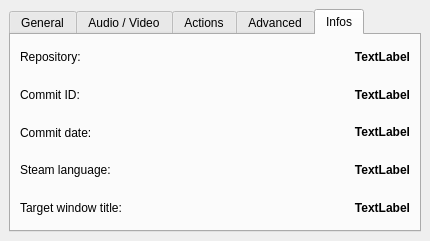
First picture: the form in src/Configurator/configurator.ui, repository Odizinne/BigPictureTV, before the edit.
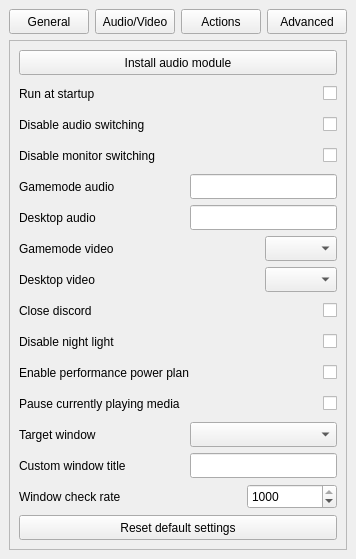
Second picture: the form after the edit. The open tabs and pages were chosen to show the change.

```diff
--- a/src/Configurator/configurator.ui
+++ b/src/Configurator/configurator.ui
@@ -6,8 +6,8 @@
    <rect>
     <x>0</x>
     <y>0</y>
-    <width>430</width>
-    <height>241</height>
+    <width>356</width>
+    <height>559</height>
    </rect>
   </property>
   <property name="sizePolicy">
@@ -18,7 +18,7 @@
   </property>
   <property name="minimumSize">
    <size>
-    <width>430</width>
+    <width>0</width>
     <height>0</height>
    </size>
   </property>
@@ -26,29 +26,427 @@
    <string>BigPictureTV - Settings</string>
   </property>
   <widget class="QWidget" name="centralwidget">
-   <layout class="QGridLayout" name="gridLayout_2" columnstretch="0">
+   <layout class="QGridLayout" name="gridLayout_2" columnstretch="0,0,0,0">
     <property name="spacing">
-     <number>12</number>
+     <number>6</number>
     </property>
-    <item row="5" column="0">
-     <widget class="QTabWidget" name="tabWidget">
-      <property name="currentIndex">
-       <number>3</number>
+    <item row="0" column="2">
+     <widget class="QPushButton" name="actionsButton">
+      <property name="minimumSize">
+       <size>
+        <width>0</width>
+        <height>25</height>
+       </size>
       </property>
-      <widget class="QWidget" name="generalTab">
-       <attribute name="title">
+      <property name="text">
+       <string>Actions</string>
+      </property>
+      <property name="checkable">
+       <bool>false</bool>
+      </property>
+     </widget>
+    </item>
+    <item row="0" column="0">
+     <widget class="QPushButton" name="generalButton">
+      <property name="minimumSize">
+       <size>
+        <width>0</width>
+        <height>25</height>
+       </size>
+      </property>
+      <property name="text">
         <string>General</string>
-       </attribute>
-       <layout class="QGridLayout" name="gridLayout_4">
+      </property>
+      <property name="checkable">
+       <bool>false</bool>
+      </property>
+      <property name="checked">
+       <bool>false</bool>
+      </property>
+     </widget>
+    </item>
+    <item row="0" column="1">
+     <widget class="QPushButton" name="avButton">
+      <property name="minimumSize">
+       <size>
+        <width>0</width>
+        <height>25</height>
+       </size>
+      </property>
+      <property name="text">
+       <string>Audio/Video</string>
+      </property>
+      <property name="checkable">
+       <bool>false</bool>
+      </property>
+     </widget>
+    </item>
+    <item row="0" column="3">
+     <widget class="QPushButton" name="advancedButton">
+      <property name="minimumSize">
+       <size>
+        <width>0</width>
+        <height>25</height>
+       </size>
+      </property>
+      <property name="text">
+       <string>Advanced</string>
+      </property>
+      <property name="checkable">
+       <bool>false</bool>
+      </property>
+     </widget>
+    </item>
+    <item row="1" column="0" colspan="4">
+     <widget class="QFrame" name="frame">
+      <property name="frameShape">
+       <enum>QFrame::Shape::StyledPanel</enum>
+      </property>
+      <property name="frameShadow">
+       <enum>QFrame::Shadow::Raised</enum>
+      </property>
+      <layout class="QGridLayout" name="gridLayout">
+       <property name="sizeConstraint">
+        <enum>QLayout::SizeConstraint::SetMinimumSize</enum>
+       </property>
+       <item row="2" column="0">
+        <widget class="QFrame" name="actionsFrame">
+         <property name="frameShape">
+          <enum>QFrame::Shape::NoFrame</enum>
+         </property>
+         <property name="frameShadow">
+          <enum>QFrame::Shadow::Raised</enum>
+         </property>
+         <layout class="QGridLayout" name="gridLayout_10">
+          <property name="leftMargin">
+           <number>0</number>
+          </property>
+          <property name="topMargin">
+           <number>0</number>
+          </property>
+          <property name="rightMargin">
+           <number>0</number>
+          </property>
+          <property name="bottomMargin">
+           <number>0</number>
+          </property>
         <property name="spacing">
-         <number>12</number>
-        </property>
-        <item row="0" column="0" colspan="3">
+           <number>6</number>
+          </property>
+          <item row="1" column="0">
+           <widget class="QLabel" name="disableNightLightLabel">
+            <property name="minimumSize">
+             <size>
+              <width>0</width>
+              <height>25</height>
+             </size>
+            </property>
+            <property name="toolTip">
+             <string>Will revert to previous night light state</string>
+            </property>
+            <property name="text">
+             <string>Disable night light</string>
+            </property>
+           </widget>
+          </item>
+          <item row="3" column="1">
+           <widget class="QCheckBox" name="pauseMediaAction">
+            <property name="minimumSize">
+             <size>
+              <width>0</width>
+              <height>25</height>
+             </size>
+            </property>
+            <property name="layoutDirection">
+             <enum>Qt::LayoutDirection::RightToLeft</enum>
+            </property>
+            <property name="text">
+             <string/>
+            </property>
+           </widget>
+          </item>
+          <item row="2" column="0">
+           <widget class="QLabel" name="gamemodePowerPlanLabel">
+            <property name="minimumSize">
+             <size>
+              <width>0</width>
+              <height>25</height>
+             </size>
+            </property>
+            <property name="toolTip">
+             <string>Will revert to previously set power plan</string>
+            </property>
+            <property name="text">
+             <string>Enable performance power plan</string>
+            </property>
+           </widget>
+          </item>
+          <item row="3" column="0">
+           <widget class="QLabel" name="label_4">
+            <property name="minimumSize">
+             <size>
+              <width>0</width>
+              <height>25</height>
+             </size>
+            </property>
+            <property name="text">
+             <string>Pause currently playing media</string>
+            </property>
+           </widget>
+          </item>
+          <item row="2" column="1">
+           <widget class="QCheckBox" name="enablePerformancePowerPlan">
+            <property name="minimumSize">
+             <size>
+              <width>0</width>
+              <height>25</height>
+             </size>
+            </property>
+            <property name="layoutDirection">
+             <enum>Qt::LayoutDirection::RightToLeft</enum>
+            </property>
+            <property name="text">
+             <string/>
+            </property>
+           </widget>
+          </item>
+          <item row="0" column="0">
+           <widget class="QLabel" name="CloseDiscordLabel">
+            <property name="minimumSize">
+             <size>
+              <width>0</width>
+              <height>25</height>
+             </size>
+            </property>
+            <property name="toolTip">
+             <string>Will reopen discord in desktop mode</string>
+            </property>
+            <property name="text">
+             <string>Close discord</string>
+            </property>
+           </widget>
+          </item>
+          <item row="1" column="1">
+           <widget class="QCheckBox" name="disableNightLightCheckBox">
+            <property name="minimumSize">
+             <size>
+              <width>0</width>
+              <height>25</height>
+             </size>
+            </property>
+            <property name="layoutDirection">
+             <enum>Qt::LayoutDirection::RightToLeft</enum>
+            </property>
+            <property name="text">
+             <string/>
+            </property>
+           </widget>
+          </item>
+          <item row="0" column="1">
+           <widget class="QCheckBox" name="closeDiscordCheckBox">
+            <property name="minimumSize">
+             <size>
+              <width>0</width>
+              <height>25</height>
+             </size>
+            </property>
+            <property name="layoutDirection">
+             <enum>Qt::LayoutDirection::RightToLeft</enum>
+            </property>
+            <property name="text">
+             <string/>
+            </property>
+           </widget>
+          </item>
+         </layout>
+        </widget>
+       </item>
+       <item row="3" column="0">
+        <widget class="QFrame" name="advancedFrame">
+         <property name="frameShape">
+          <enum>QFrame::Shape::NoFrame</enum>
+         </property>
+         <property name="frameShadow">
+          <enum>QFrame::Shadow::Raised</enum>
+         </property>
+         <layout class="QGridLayout" name="gridLayout_11">
+          <property name="leftMargin">
+           <number>0</number>
+          </property>
+          <property name="topMargin">
+           <number>0</number>
+          </property>
+          <property name="rightMargin">
+           <number>0</number>
+          </property>
+          <property name="bottomMargin">
+           <number>0</number>
+          </property>
+          <property name="spacing">
+           <number>6</number>
+          </property>
+          <item row="2" column="3">
+           <widget class="QSpinBox" name="checkrateSpinBox">
+            <property name="minimumSize">
+             <size>
+              <width>90</width>
+              <height>25</height>
+             </size>
+            </property>
+            <property name="frame">
+             <bool>true</bool>
+            </property>
+            <property name="minimum">
+             <number>100</number>
+            </property>
+            <property name="maximum">
+             <number>1000</number>
+            </property>
+            <property name="singleStep">
+             <number>100</number>
+            </property>
+            <property name="value">
+             <number>1000</number>
+            </property>
+           </widget>
+          </item>
+          <item row="3" column="0" colspan="4">
+           <widget class="QPushButton" name="resetSettingsButton">
+            <property name="minimumSize">
+             <size>
+              <width>0</width>
+              <height>25</height>
+             </size>
+            </property>
+            <property name="text">
+             <string>Reset default settings</string>
+            </property>
+           </widget>
+          </item>
+          <item row="0" column="2" colspan="2">
+           <widget class="QComboBox" name="targetWindowComboBox">
+            <property name="minimumSize">
+             <size>
+              <width>0</width>
+              <height>25</height>
+             </size>
+            </property>
+           </widget>
+          </item>
+          <item row="2" column="0">
+           <widget class="QLabel" name="checkrateLabel">
+            <property name="minimumSize">
+             <size>
+              <width>0</width>
+              <height>25</height>
+             </size>
+            </property>
+            <property name="text">
+             <string>Window check rate</string>
+            </property>
+           </widget>
+          </item>
+          <item row="0" column="0">
+           <widget class="QLabel" name="targetWindowLabel">
+            <property name="minimumSize">
+             <size>
+              <width>0</width>
+              <height>25</height>
+             </size>
+            </property>
+            <property name="text">
+             <string>Target window</string>
+            </property>
+           </widget>
+          </item>
+          <item row="1" column="0">
+           <widget class="QLabel" name="customWindowLabel">
+            <property name="minimumSize">
+             <size>
+              <width>0</width>
+              <height>25</height>
+             </size>
+            </property>
+            <property name="text">
+             <string>Custom window title</string>
+            </property>
+           </widget>
+          </item>
+          <item row="2" column="2">
+           <spacer name="horizontalSpacer">
+            <property name="minimumSize">
+             <size>
+              <width>0</width>
+              <height>25</height>
+             </size>
+            </property>
+            <property name="orientation">
+             <enum>Qt::Orientation::Horizontal</enum>
+            </property>
+            <property name="sizeHint" stdset="0">
+             <size>
+              <width>40</width>
+              <height>20</height>
+             </size>
+            </property>
+           </spacer>
+          </item>
+          <item row="1" column="2" colspan="2">
+           <widget class="QLineEdit" name="customWindowLineEdit">
+            <property name="minimumSize">
+             <size>
+              <width>0</width>
+              <height>25</height>
+             </size>
+            </property>
+           </widget>
+          </item>
+          <item row="0" column="1">
+           <spacer name="horizontalSpacer_4">
+            <property name="orientation">
+             <enum>Qt::Orientation::Horizontal</enum>
+            </property>
+            <property name="sizeHint" stdset="0">
+             <size>
+              <width>40</width>
+              <height>20</height>
+             </size>
+            </property>
+           </spacer>
+          </item>
+         </layout>
+        </widget>
+       </item>
+       <item row="0" column="0">
+        <widget class="QFrame" name="generalFrame">
+         <property name="frameShape">
+          <enum>QFrame::Shape::NoFrame</enum>
+         </property>
+         <property name="frameShadow">
+          <enum>QFrame::Shadow::Raised</enum>
+         </property>
+         <layout class="QGridLayout" name="gridLayout_6">
+          <property name="leftMargin">
+           <number>0</number>
+          </property>
+          <property name="topMargin">
+           <number>0</number>
+          </property>
+          <property name="rightMargin">
+           <number>0</number>
+          </property>
+          <property name="bottomMargin">
+           <number>0</number>
+          </property>
+          <property name="spacing">
+           <number>6</number>
+          </property>
+          <item row="0" column="0" colspan="2">
          <widget class="QPushButton" name="installAudioButton">
           <property name="minimumSize">
            <size>
             <width>0</width>
-            <height>0</height>
+              <height>25</height>
            </size>
           </property>
           <property name="text">
@@ -61,7 +459,7 @@
           <property name="minimumSize">
            <size>
             <width>0</width>
-            <height>0</height>
+              <height>25</height>
            </size>
           </property>
           <property name="text">
@@ -69,12 +467,12 @@
           </property>
          </widget>
         </item>
-        <item row="1" column="1" colspan="2">
+          <item row="1" column="1">
          <widget class="QCheckBox" name="startupCheckBox">
           <property name="minimumSize">
            <size>
             <width>0</width>
-            <height>0</height>
+              <height>25</height>
            </size>
           </property>
           <property name="layoutDirection">
@@ -90,7 +488,7 @@
           <property name="minimumSize">
            <size>
             <width>0</width>
-            <height>0</height>
+              <height>25</height>
            </size>
           </property>
           <property name="text">
@@ -98,12 +496,12 @@
           </property>
          </widget>
         </item>
-        <item row="2" column="1" colspan="2">
+          <item row="2" column="1">
          <widget class="QCheckBox" name="disableAudioCheckBox">
           <property name="minimumSize">
            <size>
             <width>0</width>
-            <height>0</height>
+              <height>25</height>
            </size>
           </property>
           <property name="layoutDirection">
@@ -119,7 +517,7 @@
           <property name="minimumSize">
            <size>
             <width>0</width>
-            <height>0</height>
+              <height>25</height>
            </size>
           </property>
           <property name="text">
@@ -127,12 +525,12 @@
           </property>
          </widget>
         </item>
-        <item row="3" column="1" colspan="2">
+          <item row="3" column="1">
          <widget class="QCheckBox" name="disableMonitorCheckBox">
           <property name="minimumSize">
            <size>
             <width>0</width>
-            <height>0</height>
+              <height>25</height>
            </size>
           </property>
           <property name="layoutDirection">
@@ -145,51 +543,38 @@
         </item>
        </layout>
       </widget>
-      <widget class="QWidget" name="audioTab">
-       <property name="font">
-        <font>
-         <bold>false</bold>
-        </font>
-       </property>
-       <attribute name="title">
-        <string>Audio / Video</string>
-       </attribute>
-       <layout class="QGridLayout" name="gridLayout_7">
+       </item>
+       <item row="1" column="0">
+        <widget class="QFrame" name="avFrame">
+         <property name="frameShape">
+          <enum>QFrame::Shape::NoFrame</enum>
+         </property>
+         <property name="frameShadow">
+          <enum>QFrame::Shadow::Raised</enum>
+         </property>
+         <layout class="QGridLayout" name="gridLayout_8">
+          <property name="leftMargin">
+           <number>0</number>
+          </property>
+          <property name="topMargin">
+           <number>0</number>
+          </property>
+          <property name="rightMargin">
+           <number>0</number>
+          </property>
+          <property name="bottomMargin">
+           <number>0</number>
+          </property>
         <property name="spacing">
-         <number>12</number>
-        </property>
-        <item row="1" column="1" colspan="2">
-         <widget class="QLineEdit" name="desktopAudioLineEdit">
-          <property name="sizePolicy">
-           <sizepolicy hsizetype="Preferred" vsizetype="Fixed">
-            <horstretch>0</horstretch>
-            <verstretch>0</verstretch>
-           </sizepolicy>
-          </property>
+           <number>6</number>
+          </property>
+          <item row="3" column="3">
+           <widget class="QComboBox" name="desktopMonitorComboBox">
           <property name="minimumSize">
            <size>
             <width>0</width>
-            <height>0</height>
-           </size>
-          </property>
-          <property name="autoFillBackground">
-           <bool>false</bool>
-          </property>
-          <property name="frame">
-           <bool>true</bool>
-          </property>
-         </widget>
-        </item>
-        <item row="2" column="0">
-         <widget class="QLabel" name="gamemodeMonitorLabel">
-          <property name="minimumSize">
-           <size>
-            <width>0</width>
-            <height>0</height>
-           </size>
-          </property>
-          <property name="text">
-           <string>Gamemode video</string>
+              <height>25</height>
+             </size>
           </property>
          </widget>
         </item>
@@ -198,7 +583,7 @@
           <property name="minimumSize">
            <size>
             <width>0</width>
-            <height>0</height>
+              <height>25</height>
            </size>
           </property>
           <property name="text">
@@ -206,57 +591,12 @@
           </property>
          </widget>
         </item>
-        <item row="3" column="0">
-         <widget class="QLabel" name="desktopMonitorLabel">
-          <property name="minimumSize">
-           <size>
-            <width>0</width>
-            <height>0</height>
-           </size>
-          </property>
-          <property name="text">
-           <string>Desktop video</string>
-          </property>
-         </widget>
-        </item>
-        <item row="3" column="2">
-         <widget class="QComboBox" name="desktopMonitorComboBox">
-          <property name="minimumSize">
-           <size>
-            <width>0</width>
-            <height>0</height>
-           </size>
-          </property>
-         </widget>
-        </item>
-        <item row="0" column="1" colspan="2">
-         <widget class="QLineEdit" name="gamemodeAudioLineEdit">
-          <property name="sizePolicy">
-           <sizepolicy hsizetype="Preferred" vsizetype="Fixed">
-            <horstretch>0</horstretch>
-            <verstretch>0</verstretch>
-           </sizepolicy>
-          </property>
-          <property name="minimumSize">
-           <size>
-            <width>0</width>
-            <height>0</height>
-           </size>
-          </property>
-          <property name="autoFillBackground">
-           <bool>false</bool>
-          </property>
-          <property name="frame">
-           <bool>true</bool>
-          </property>
-         </widget>
-        </item>
-        <item row="2" column="2">
+          <item row="2" column="3">
          <widget class="QComboBox" name="gamemodeMonitorComboBox">
           <property name="minimumSize">
            <size>
             <width>0</width>
-            <height>0</height>
+              <height>25</height>
            </size>
           </property>
           <property name="sizeAdjustPolicy">
@@ -264,12 +604,44 @@
           </property>
          </widget>
         </item>
+          <item row="2" column="2">
+           <spacer name="horizontalSpacer_2">
+            <property name="minimumSize">
+             <size>
+              <width>0</width>
+              <height>25</height>
+             </size>
+            </property>
+            <property name="orientation">
+             <enum>Qt::Orientation::Horizontal</enum>
+            </property>
+            <property name="sizeHint" stdset="0">
+             <size>
+              <width>40</width>
+              <height>20</height>
+             </size>
+            </property>
+           </spacer>
+          </item>
+          <item row="3" column="0">
+           <widget class="QLabel" name="desktopMonitorLabel">
+            <property name="minimumSize">
+             <size>
+              <width>0</width>
+              <height>25</height>
+             </size>
+            </property>
+            <property name="text">
+             <string>Desktop video</string>
+            </property>
+           </widget>
+          </item>
         <item row="1" column="0">
          <widget class="QLabel" name="desktopAudioLabel">
           <property name="minimumSize">
            <size>
             <width>0</width>
-            <height>0</height>
+              <height>25</height>
            </size>
           </property>
           <property name="text">
@@ -277,276 +649,65 @@
           </property>
          </widget>
         </item>
-        <item row="2" column="1">
-         <spacer name="horizontalSpacer_2">
-          <property name="minimumSize">
-           <size>
-            <width>0</width>
-            <height>0</height>
-           </size>
-          </property>
-          <property name="orientation">
-           <enum>Qt::Orientation::Horizontal</enum>
-          </property>
-          <property name="sizeHint" stdset="0">
-           <size>
-            <width>40</width>
-            <height>20</height>
-           </size>
-          </property>
-         </spacer>
-        </item>
-       </layout>
-      </widget>
-      <widget class="QWidget" name="actionsTab">
-       <property name="font">
-        <font>
-         <bold>false</bold>
-        </font>
-       </property>
-       <attribute name="title">
-        <string>Actions</string>
-       </attribute>
-       <layout class="QGridLayout" name="gridLayout_9">
-        <property name="spacing">
-         <number>12</number>
-        </property>
-        <item row="4" column="1">
-         <widget class="QCheckBox" name="pauseMediaAction">
+          <item row="1" column="2" colspan="2">
+           <widget class="QLineEdit" name="desktopAudioLineEdit">
+            <property name="sizePolicy">
+             <sizepolicy hsizetype="Preferred" vsizetype="Fixed">
+              <horstretch>0</horstretch>
+              <verstretch>0</verstretch>
+             </sizepolicy>
+            </property>
           <property name="minimumSize">
            <size>
             <width>0</width>
-            <height>0</height>
-           </size>
-          </property>
-          <property name="layoutDirection">
-           <enum>Qt::LayoutDirection::RightToLeft</enum>
-          </property>
-          <property name="text">
-           <string/>
+              <height>25</height>
+             </size>
+            </property>
+            <property name="autoFillBackground">
+             <bool>false</bool>
+            </property>
+            <property name="frame">
+             <bool>true</bool>
           </property>
          </widget>
         </item>
-        <item row="0" column="1">
-         <widget class="QCheckBox" name="toggleActionCheckBox">
-          <property name="minimumSize">
-           <size>
-            <width>0</width>
-            <height>0</height>
-           </size>
-          </property>
-          <property name="layoutDirection">
-           <enum>Qt::LayoutDirection::RightToLeft</enum>
-          </property>
-          <property name="text">
-           <string/>
-          </property>
-         </widget>
-        </item>
-        <item row="0" column="0">
-         <widget class="QLabel" name="label_7">
+          <item row="0" column="2" colspan="2">
+           <widget class="QLineEdit" name="gamemodeAudioLineEdit">
+            <property name="sizePolicy">
+             <sizepolicy hsizetype="Preferred" vsizetype="Fixed">
+              <horstretch>0</horstretch>
+              <verstretch>0</verstretch>
+             </sizepolicy>
+            </property>
           <property name="minimumSize">
            <size>
             <width>0</width>
-            <height>0</height>
-           </size>
-          </property>
-          <property name="font">
-           <font>
-            <bold>true</bold>
-           </font>
-          </property>
-          <property name="text">
-           <string>Select all</string>
+              <height>25</height>
+             </size>
+            </property>
+            <property name="autoFillBackground">
+             <bool>false</bool>
+            </property>
+            <property name="frame">
+             <bool>true</bool>
           </property>
          </widget>
         </item>
-        <item row="1" column="0">
-         <widget class="QLabel" name="CloseDiscordLabel">
-          <property name="minimumSize">
-           <size>
-            <width>0</width>
-            <height>0</height>
-           </size>
-          </property>
-          <property name="toolTip">
-           <string>Will reopen discord in desktop mode</string>
-          </property>
-          <property name="text">
-           <string>Close discord</string>
-          </property>
-         </widget>
-        </item>
-        <item row="3" column="0">
-         <widget class="QLabel" name="gamemodePowerPlanLabel">
-          <property name="minimumSize">
-           <size>
-            <width>0</width>
-            <height>0</height>
-           </size>
-          </property>
-          <property name="toolTip">
-           <string>Will revert to previously set power plan</string>
-          </property>
-          <property name="text">
-           <string>Enable performance power plan</string>
-          </property>
-         </widget>
-        </item>
-        <item row="3" column="1">
-         <widget class="QCheckBox" name="enablePerformancePowerPlan">
-          <property name="minimumSize">
-           <size>
-            <width>0</width>
-            <height>0</height>
-           </size>
-          </property>
-          <property name="layoutDirection">
-           <enum>Qt::LayoutDirection::RightToLeft</enum>
-          </property>
-          <property name="text">
-           <string/>
-          </property>
-         </widget>
-        </item>
-        <item row="4" column="0">
-         <widget class="QLabel" name="label_4">
-          <property name="minimumSize">
-           <size>
-            <width>0</width>
-            <height>0</height>
-           </size>
-          </property>
-          <property name="text">
-           <string>Pause currently playing media</string>
-          </property>
-         </widget>
-        </item>
-        <item row="1" column="1">
-         <widget class="QCheckBox" name="closeDiscordCheckBox">
-          <property name="minimumSize">
-           <size>
-            <width>0</width>
-            <height>0</height>
-           </size>
-          </property>
-          <property name="layoutDirection">
-           <enum>Qt::LayoutDirection::RightToLeft</enum>
-          </property>
-          <property name="text">
-           <string/>
-          </property>
-         </widget>
-        </item>
         <item row="2" column="0">
-         <widget class="QLabel" name="disableNightLightLabel">
+           <widget class="QLabel" name="gamemodeMonitorLabel">
           <property name="minimumSize">
            <size>
             <width>0</width>
-            <height>0</height>
-           </size>
-          </property>
-          <property name="toolTip">
-           <string>Will revert to previous night light state</string>
-          </property>
+              <height>25</height>
+             </size>
+            </property>
           <property name="text">
-           <string>Disable night light</string>
+             <string>Gamemode video</string>
           </property>
          </widget>
         </item>
-        <item row="2" column="1">
-         <widget class="QCheckBox" name="disableNightLightCheckBox">
-          <property name="minimumSize">
-           <size>
-            <width>0</width>
-            <height>0</height>
-           </size>
-          </property>
-          <property name="layoutDirection">
-           <enum>Qt::LayoutDirection::RightToLeft</enum>
-          </property>
-          <property name="text">
-           <string/>
-          </property>
-         </widget>
-        </item>
-       </layout>
-      </widget>
-      <widget class="QWidget" name="advancedTab">
-       <attribute name="title">
-        <string>Advanced</string>
-       </attribute>
-       <layout class="QGridLayout" name="gridLayout">
-        <property name="spacing">
-         <number>12</number>
-        </property>
-        <item row="1" column="0">
-         <widget class="QLabel" name="customWindowLabel">
-          <property name="minimumSize">
-           <size>
-            <width>0</width>
-            <height>0</height>
-           </size>
-          </property>
-          <property name="text">
-           <string>Custom window title</string>
-          </property>
-         </widget>
-        </item>
-        <item row="1" column="1" colspan="2">
-         <widget class="QLineEdit" name="customWindowLineEdit">
-          <property name="minimumSize">
-           <size>
-            <width>0</width>
-            <height>0</height>
-           </size>
-          </property>
-         </widget>
-        </item>
-        <item row="0" column="1" colspan="2">
-         <widget class="QComboBox" name="targetWindowComboBox">
-          <property name="minimumSize">
-           <size>
-            <width>0</width>
-            <height>0</height>
-           </size>
-          </property>
-         </widget>
-        </item>
-        <item row="0" column="0">
-         <widget class="QLabel" name="targetWindowLabel">
-          <property name="minimumSize">
-           <size>
-            <width>0</width>
-            <height>0</height>
-           </size>
-          </property>
-          <property name="text">
-           <string>Target window</string>
-          </property>
-         </widget>
-        </item>
-        <item row="2" column="0">
-         <widget class="QLabel" name="checkrateLabel">
-          <property name="minimumSize">
-           <size>
-            <width>0</width>
-            <height>0</height>
-           </size>
-          </property>
-          <property name="text">
-           <string>Window check rate</string>
-          </property>
-         </widget>
-        </item>
-        <item row="2" column="1">
-         <spacer name="horizontalSpacer">
-          <property name="minimumSize">
-           <size>
-            <width>0</width>
-            <height>0</height>
-           </size>
-          </property>
+          <item row="0" column="1">
+           <spacer name="horizontalSpacer_3">
           <property name="orientation">
            <enum>Qt::Orientation::Horizontal</enum>
           </property>
@@ -558,255 +719,11 @@
           </property>
          </spacer>
         </item>
-        <item row="2" column="2">
-         <widget class="QSpinBox" name="checkrateSpinBox">
-          <property name="minimumSize">
-           <size>
-            <width>90</width>
-            <height>0</height>
-           </size>
-          </property>
-          <property name="frame">
-           <bool>true</bool>
-          </property>
-          <property name="minimum">
-           <number>100</number>
-          </property>
-          <property name="maximum">
-           <number>1000</number>
-          </property>
-          <property name="singleStep">
-           <number>100</number>
-          </property>
-          <property name="value">
-           <number>1000</number>
-          </property>
-         </widget>
-        </item>
-        <item row="3" column="0" colspan="3">
-         <layout class="QGridLayout" name="gridLayout_3">
-          <property name="spacing">
-           <number>12</number>
-          </property>
-          <item row="1" column="0">
-           <widget class="QPushButton" name="resetSettingsButton">
-            <property name="minimumSize">
-             <size>
-              <width>0</width>
-              <height>0</height>
-             </size>
-            </property>
-            <property name="text">
-             <string>Reset default settings</string>
-            </property>
-           </widget>
-          </item>
          </layout>
-        </item>
-       </layout>
-      </widget>
-      <widget class="QWidget" name="infoTab">
-       <attribute name="title">
-        <string>Infos</string>
-       </attribute>
-       <layout class="QGridLayout" name="gridLayout_5">
-        <property name="spacing">
-         <number>12</number>
-        </property>
-        <item row="0" column="0">
-         <widget class="QLabel" name="label_2">
-          <property name="minimumSize">
-           <size>
-            <width>0</width>
-            <height>0</height>
-           </size>
-          </property>
-          <property name="text">
-           <string>Repository:</string>
-          </property>
-         </widget>
-        </item>
-        <item row="2" column="1">
-         <widget class="QLabel" name="commitDate">
-          <property name="minimumSize">
-           <size>
-            <width>0</width>
-            <height>0</height>
-           </size>
-          </property>
-          <property name="font">
-           <font>
-            <bold>true</bold>
-           </font>
-          </property>
-          <property name="text">
-           <string notr="true">TextLabel</string>
-          </property>
-          <property name="alignment">
-           <set>Qt::AlignmentFlag::AlignRight|Qt::AlignmentFlag::AlignTrailing|Qt::AlignmentFlag::AlignVCenter</set>
-          </property>
-          <property name="textInteractionFlags">
-           <set>Qt::TextInteractionFlag::TextSelectableByMouse</set>
-          </property>
-         </widget>
-        </item>
-        <item row="1" column="0">
-         <widget class="QLabel" name="label_5">
-          <property name="minimumSize">
-           <size>
-            <width>0</width>
-            <height>0</height>
-           </size>
-          </property>
-          <property name="text">
-           <string>Commit ID:</string>
-          </property>
-         </widget>
-        </item>
-        <item row="3" column="1">
-         <widget class="QLabel" name="detectedSteamLanguage">
-          <property name="minimumSize">
-           <size>
-            <width>0</width>
-            <height>0</height>
-           </size>
-          </property>
-          <property name="font">
-           <font>
-            <bold>true</bold>
-           </font>
-          </property>
-          <property name="text">
-           <string notr="true">TextLabel</string>
-          </property>
-          <property name="alignment">
-           <set>Qt::AlignmentFlag::AlignRight|Qt::AlignmentFlag::AlignTrailing|Qt::AlignmentFlag::AlignVCenter</set>
-          </property>
-          <property name="textInteractionFlags">
-           <set>Qt::TextInteractionFlag::TextSelectableByMouse</set>
-          </property>
-         </widget>
-        </item>
-        <item row="4" column="1">
-         <widget class="QLabel" name="targetWindowTitle">
-          <property name="minimumSize">
-           <size>
-            <width>0</width>
-            <height>0</height>
-           </size>
-          </property>
-          <property name="font">
-           <font>
-            <bold>true</bold>
-           </font>
-          </property>
-          <property name="text">
-           <string notr="true">TextLabel</string>
-          </property>
-          <property name="alignment">
-           <set>Qt::AlignmentFlag::AlignRight|Qt::AlignmentFlag::AlignTrailing|Qt::AlignmentFlag::AlignVCenter</set>
-          </property>
-          <property name="textInteractionFlags">
-           <set>Qt::TextInteractionFlag::TextSelectableByMouse</set>
-          </property>
-         </widget>
-        </item>
-        <item row="3" column="0">
-         <widget class="QLabel" name="label">
-          <property name="minimumSize">
-           <size>
-            <width>0</width>
-            <height>0</height>
-           </size>
-          </property>
-          <property name="text">
-           <string>Steam language:</string>
-          </property>
-         </widget>
-        </item>
-        <item row="0" column="1">
-         <widget class="QLabel" name="repository">
-          <property name="minimumSize">
-           <size>
-            <width>0</width>
-            <height>0</height>
-           </size>
-          </property>
-          <property name="font">
-           <font>
-            <bold>true</bold>
-           </font>
-          </property>
-          <property name="text">
-           <string notr="true">TextLabel</string>
-          </property>
-          <property name="textFormat">
-           <enum>Qt::TextFormat::RichText</enum>
-          </property>
-          <property name="alignment">
-           <set>Qt::AlignmentFlag::AlignRight|Qt::AlignmentFlag::AlignTrailing|Qt::AlignmentFlag::AlignVCenter</set>
-          </property>
-          <property name="openExternalLinks">
-           <bool>true</bool>
-          </property>
-          <property name="textInteractionFlags">
-           <set>Qt::TextInteractionFlag::NoTextInteraction</set>
-          </property>
-         </widget>
-        </item>
-        <item row="1" column="1">
-         <widget class="QLabel" name="commitID">
-          <property name="minimumSize">
-           <size>
-            <width>0</width>
-            <height>0</height>
-           </size>
-          </property>
-          <property name="font">
-           <font>
-            <bold>true</bold>
-           </font>
-          </property>
-          <property name="text">
-           <string notr="true">TextLabel</string>
-          </property>
-          <property name="alignment">
-           <set>Qt::AlignmentFlag::AlignRight|Qt::AlignmentFlag::AlignTrailing|Qt::AlignmentFlag::AlignVCenter</set>
-          </property>
-          <property name="textInteractionFlags">
-           <set>Qt::TextInteractionFlag::TextSelectableByMouse</set>
-          </property>
-         </widget>
-        </item>
-        <item row="2" column="0">
-         <widget class="QLabel" name="label_6">
-          <property name="minimumSize">
-           <size>
-            <width>0</width>
-            <height>0</height>
-           </size>
-          </property>
-          <property name="text">
-           <string>Commit date:</string>
-          </property>
-         </widget>
-        </item>
-        <item row="4" column="0">
-         <widget class="QLabel" name="label_3">
-          <property name="minimumSize">
-           <size>
-            <width>0</width>
-            <height>0</height>
-           </size>
-          </property>
-          <property name="text">
-           <string>Target window title:</string>
-          </property>
-         </widget>
-        </item>
-       </layout>
-      </widget>
-     </widget>
+        </widget>
+       </item>
+      </layout>
+     </widget>
     </item>
    </layout>
   </widget>
```
Left out of the diff: 19 changed lines with no effect on the pictures. Lines whose indentation alone changed are shown as unchanged.
